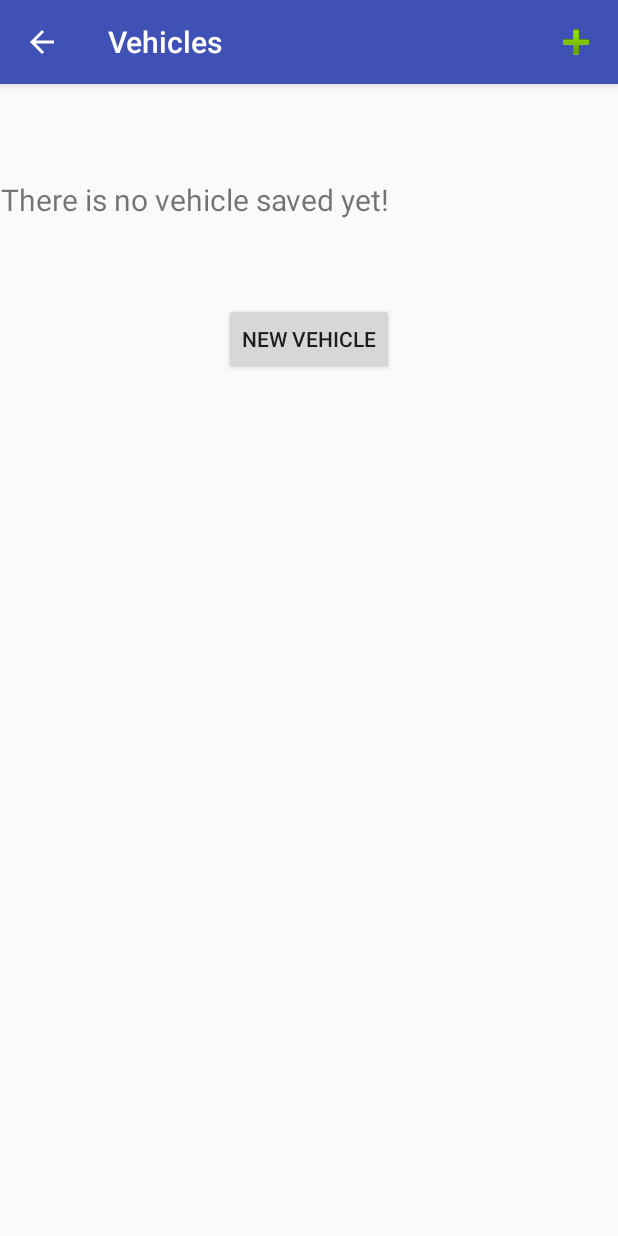
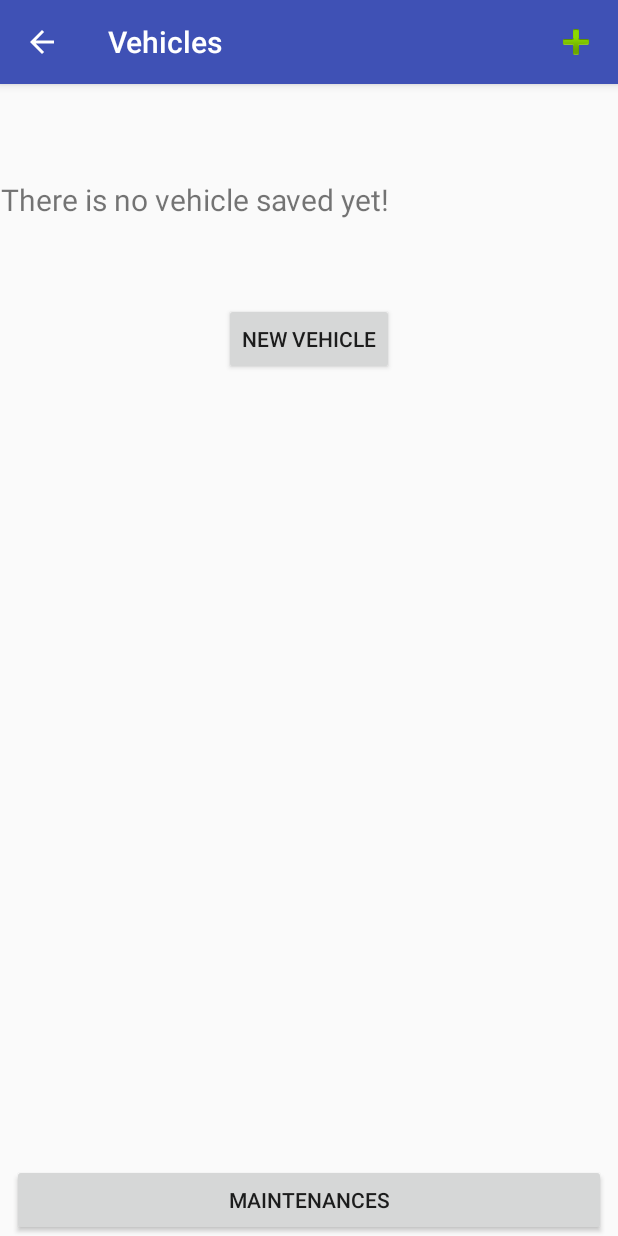
Before and after one commit to amiltonjr/RevisaoAutomotiva, an Android app: the VeiculosActivity screen opened directly, with no data from a screen before it, on a phone screen of 412 x 824 dp. Run offline under Robolectric (Android 15) with nearby library versions, the phone set to English and light mode, and no system bars; libraries missing offline, so code that uses them is left out: com.j256.ormlite; 3 statements that could not run were skipped.

Commit message:
Adicionado botão de navegação no rodapé

```diff
--- a/app/src/main/java/com/utfpr/amiltonjr/revisaoautomotiva/ManutencoesActivity.java
+++ b/app/src/main/java/com/utfpr/amiltonjr/revisaoautomotiva/ManutencoesActivity.java
@@ -25,7 +25,8 @@ import java.util.List;
 
 public class ManutencoesActivity extends AppCompatActivity {
 
-    private ListView             listViewManutencao;
+    private ListView            listViewManutencao;
+    private Button              btnRodape;
     private ArrayAdapter<Manutencao> listaAdapter;
 
     private static final int REQUEST_NOVA_MANUTENCAO    = 1;
@@ -39,7 +40,9 @@ public class ManutencoesActivity extends AppCompatActivity {
         setContentView(R.layout.activity_lista);
 
         listViewManutencao = (ListView) findViewById(R.id.listViewItens);
+        btnRodape = (Button) findViewById(R.id.btnRodape);
 
+        // Listener da lista de manutenções
         listViewManutencao.setOnItemClickListener(new AdapterView.OnItemClickListener() {
             @Override
             public void onItemClick(AdapterView<?> parent, View view, int position, long id) {
@@ -51,6 +54,14 @@ public class ManutencoesActivity extends AppCompatActivity {
         });
 
         registerForContextMenu(listViewManutencao);
+
+        // Listener do botão do rodapé
+        btnRodape.setOnClickListener(new View.OnClickListener() {
+            @Override
+            public void onClick(View v) {
+                listaVeiculos();
+            }
+        });
 
         // Lê onde o usuário parou da última vez
         String ondeParou = pref_recover("activity");
--- a/app/src/main/java/com/utfpr/amiltonjr/revisaoautomotiva/VeiculosActivity.java
+++ b/app/src/main/java/com/utfpr/amiltonjr/revisaoautomotiva/VeiculosActivity.java
@@ -60,6 +60,17 @@ public class VeiculosActivity extends AppCompatActivity {
         registerForContextMenu(listViewVeiculos);
 
         setTitle(R.string.veiculos);
+
+        Button btnRodape = (Button) findViewById(R.id.btnRodape);
+        btnRodape.setText(R.string.manutencoes);
+
+        // Listener do botão do rodapé
+        btnRodape.setOnClickListener(new View.OnClickListener() {
+            @Override
+            public void onClick(View v) {
+                finish();
+            }
+        });
     }
 
     private void popularLista() {
@@ -113,7 +124,7 @@ public class VeiculosActivity extends AppCompatActivity {
         VeiculoActivity.novo(this, REQUEST_NOVO_VEICULO);
     }
 
-    private void excluirVeiculo(final Veiculo veiculo){
+    private void excluirVeiculo(final Veiculo veiculo) {
 
         try {
 
--- a/app/src/main/res/layout/activity_lista.xml
+++ b/app/src/main/res/layout/activity_lista.xml
@@ -5,7 +5,6 @@
     android:layout_width="match_parent"
     android:layout_height="match_parent"
     tools:context="com.utfpr.amiltonjr.revisaoautomotiva.ManutencoesActivity">
-
 
     <TextView
         android:id="@+id/textSemManutencoes"
@@ -15,7 +14,8 @@
         android:textAlignment="center"
         android:textSize="20sp"
         app:layout_constraintTop_toTopOf="parent"
-        android:layout_marginTop="63dp" />
+        android:layout_marginTop="63dp"
+        tools:layout_editor_absoluteX="0dp" />
 
     <Button
         android:id="@+id/btnCadastrar"
@@ -27,13 +27,28 @@
         android:layout_marginRight="8dp"
         app:layout_constraintRight_toRightOf="parent"
         android:layout_marginLeft="8dp"
+        app:layout_constraintLeft_toLeftOf="parent"
+        android:layout_marginStart="8dp"
+        android:layout_marginEnd="8dp" />
+
+    <Button
+        android:id="@+id/btnRodape"
+        android:layout_width="match_parent"
+        android:layout_height="wrap_content"
+        android:text="@string/veiculos"
+        android:layout_alignParentBottom="true"
+        android:layout_marginBottom="0dp"
+        app:layout_constraintBottom_toBottomOf="parent"
+        android:layout_marginRight="8dp"
+        app:layout_constraintRight_toRightOf="parent"
+        android:layout_marginLeft="8dp"
         app:layout_constraintLeft_toLeftOf="parent" />
 
     <ListView
         android:id="@+id/listViewItens"
         android:layout_width="0dp"
         android:layout_height="wrap_content"
-        android:layout_marginStart="0dp"
-        app:layout_constraintLeft_toLeftOf="parent" />
+        app:layout_constraintLeft_toLeftOf="parent"
+        tools:layout_editor_absoluteY="0dp" />
 
 </android.support.constraint.ConstraintLayout>
--- a/app/src/main/res/values/strings.xml
+++ b/app/src/main/res/values/strings.xml
@@ -24,6 +24,8 @@
     <string name="nao">No</string>
     <string name="nome_veiculo">Vehicle</string>
     <string name="nova_manutencao">New Maintenance</string>
+    <string name="manutencao">Maintenance</string>
+    <string name="manutencoes">Maintenances</string>
     <string name="novo">New</string>
     <string name="novo_veiculo">New Vehicle</string>
     <string name="ok">OK</string>
```
Also changed, not shown: 2 other files.
